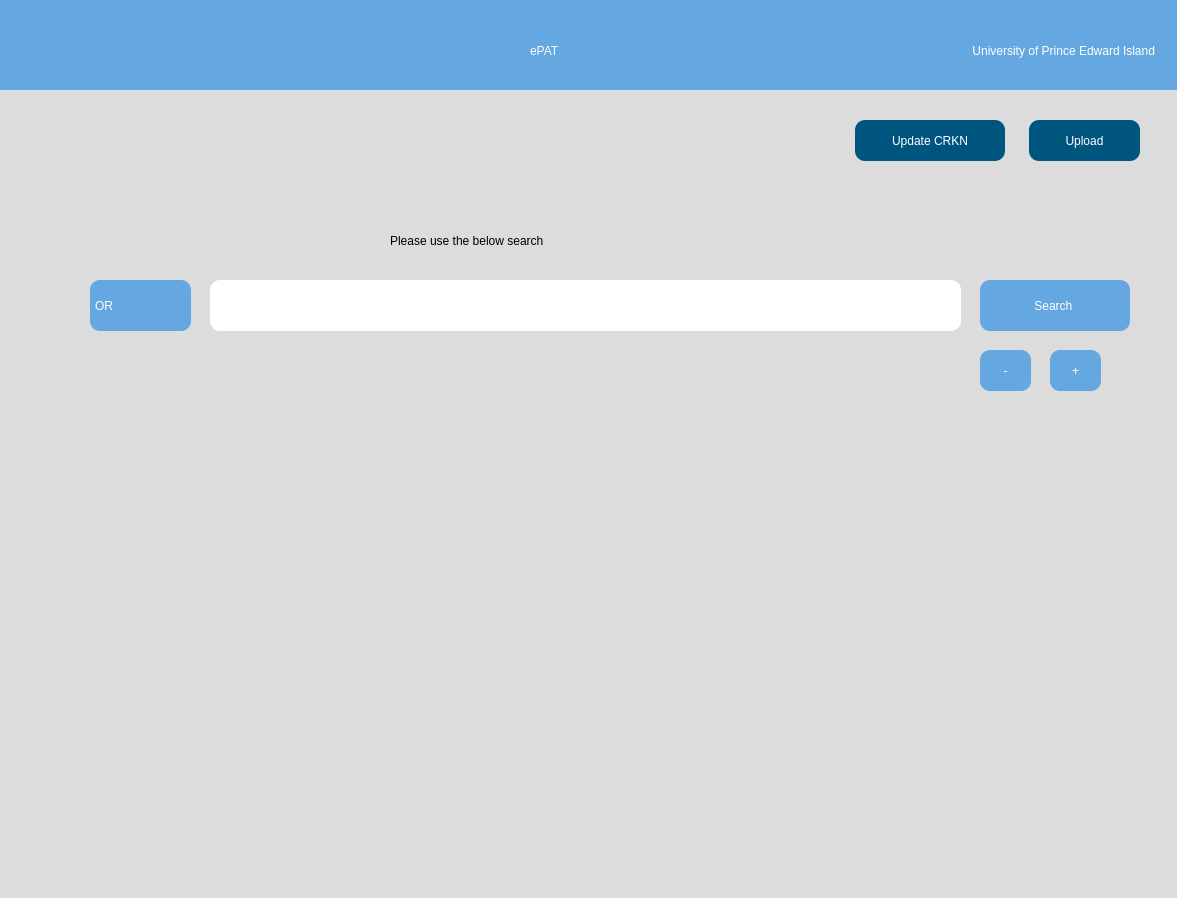
This is src/user_interface/start.ui in eppenney/eBook-Perpetual-Access-Rights-Tracker as Qt 5 draws it before an edit. The edited form follows.
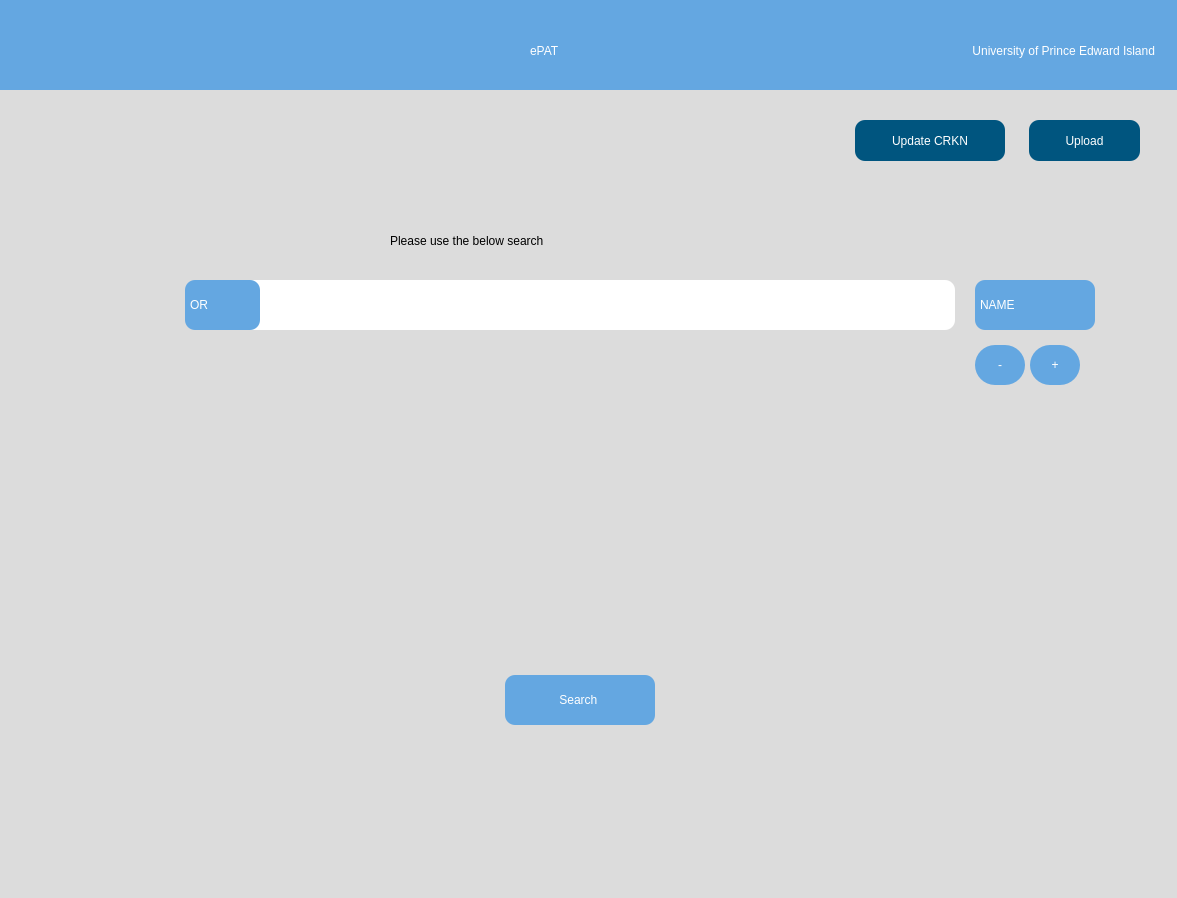
This is the edited form. Icons and pictures are not drawn.

Commit message: Added other dropdown menus. Need to fix squishy UI again :(

The edit to the form file:
```diff
--- a/src/user_interface/start.ui
+++ b/src/user_interface/start.ui
@@ -78,10 +78,10 @@
    <widget class="QLineEdit" name="textEdit">
     <property name="geometry">
      <rect>
-      <x>230</x>
+      <x>225</x>
       <y>280</y>
-      <width>751</width>
-      <height>51</height>
+      <width>750</width>
+      <height>50</height>
      </rect>
     </property>
     <property name="styleSheet">
@@ -99,10 +99,10 @@
    <widget class="QPushButton" name="search">
     <property name="geometry">
      <rect>
-      <x>1000</x>
-      <y>280</y>
+      <x>525</x>
+      <y>675</y>
       <width>150</width>
-      <height>51</height>
+      <height>50</height>
      </rect>
     </property>
     <property name="styleSheet">
@@ -134,17 +134,21 @@
    <widget class="QPushButton" name="pushButton">
     <property name="geometry">
      <rect>
-      <x>1070</x>
-      <y>350</y>
-      <width>51</width>
-      <height>41</height>
+      <x>1050</x>
+      <y>345</y>
+      <width>50</width>
+      <height>40</height>
      </rect>
     </property>
     <property name="styleSheet">
-     <string notr="true">border-radius: 10px;
-color: rgb(255, 255, 255);
-font: 75 12pt &quot;MS Shell Dlg 2&quot;;
-background-color: rgb(100, 167, 225);</string>
+     <string notr="true">border-radius: 20px;
+        color: rgb(255, 255, 255);
+        font: 75 16pt &quot;MS Shell Dlg 2&quot;;
+        background-color: rgb(100, 167, 225);
+        text-align: center; 
+        padding-top: 0px; 
+        padding-bottom: 1px; 
+    </string>
     </property>
     <property name="text">
      <string>+</string>
@@ -153,17 +157,21 @@
    <widget class="QPushButton" name="removeButton">
     <property name="geometry">
      <rect>
-      <x>1000</x>
-      <y>350</y>
-      <width>51</width>
-      <height>41</height>
+      <x>995</x>
+      <y>345</y>
+      <width>50</width>
+      <height>40</height>
      </rect>
     </property>
     <property name="styleSheet">
-     <string notr="true">border-radius: 10px;
-color: rgb(255, 255, 255);
-font: 75 12pt &quot;MS Shell Dlg 2&quot;;
-background-color: rgb(100, 167, 225);</string>
+     <string notr="true">border-radius: 20px;
+        color: rgb(255, 255, 255);
+        font: 75 16pt &quot;MS Shell Dlg 2&quot;;
+        background-color: rgb(100, 167, 225);
+        text-align: center; 
+        padding-top: 0px; 
+        padding-bottom: 1px; 
+    </string>
     </property>
     <property name="text">
      <string>-</string>
@@ -172,10 +180,10 @@
    <widget class="QComboBox" name="booleanBox">
     <property name="geometry">
      <rect>
-      <x>110</x>
+      <x>205</x>
       <y>280</y>
-      <width>101</width>
-      <height>51</height>
+      <width>75</width>
+      <height>50</height>
      </rect>
     </property>
     <property name="styleSheet">
@@ -232,6 +240,74 @@
      </property>
     </item>
    </widget>
+   <widget class="QComboBox" name="booleanBoxRight">
+    <property name="geometry">
+     <rect>
+      <x>995 </x>
+      <y>280</y>
+      <width>120</width>
+      <height>50</height>
+     </rect>
+    </property>
+    <property name="styleSheet">
+     <string notr="true">
+        QComboBox {
+        color: rgb(255, 255, 255);
+        font: 75 12pt "MS Shell Dlg 2";
+        background-color: rgb(100, 167, 225);
+        border-radius: 10px;
+    }
+
+    QComboBox:!editable, QComboBox::drop-down:editable {
+        color: rgb(255, 255, 255);
+        font: 75 12pt "MS Shell Dlg 2";
+        background-color: rgb(100, 167, 225);
+        border-radius: 10px;
+    }
+
+    QComboBox:!editable:on, QComboBox::drop-down:editable:on {
+        color: rgb(255, 255, 255);
+        font: 75 12pt "MS Shell Dlg 2";
+        background-color: rgb(100, 167, 225);
+        border-bottom-right-radius: 0px;
+        border-bottom-left-radius: 0px;
+    }
+
+    QComboBox::drop-down {
+        border-left-color: darkgray;
+    }
+
+    QComboBox::down-arrow {
+        image: url(resources/dropdown_icon.png);
+        width: 21px;
+        height: 15px;
+        padding-right: 15px; 
+    }
+
+    QComboBox QAbstractItemView {
+        color: rgb(255, 255, 255);
+        background-color: rgb(100, 167, 225); 
+        border-bottom-right-radius: 20px;
+        border-bottom-left-radius: 20px;
+    }
+    </string>
+    </property>
+    <item>
+     <property name="text">
+      <string>NAME</string>
+     </property>
+    </item>
+    <item>
+     <property name="text">
+      <string>eISBN</string>
+     </property>
+    </item>
+    <item>
+     <property name="text">
+      <string>OCN</string>
+     </property>
+    </item>
+   </widget>
    <widget class="QPushButton" name="uploadButton">
     <property name="geometry">
         <rect>
```
Left out of the diff: 2 changed lines with no effect on the pictures. The commit also changes 1 other file.
